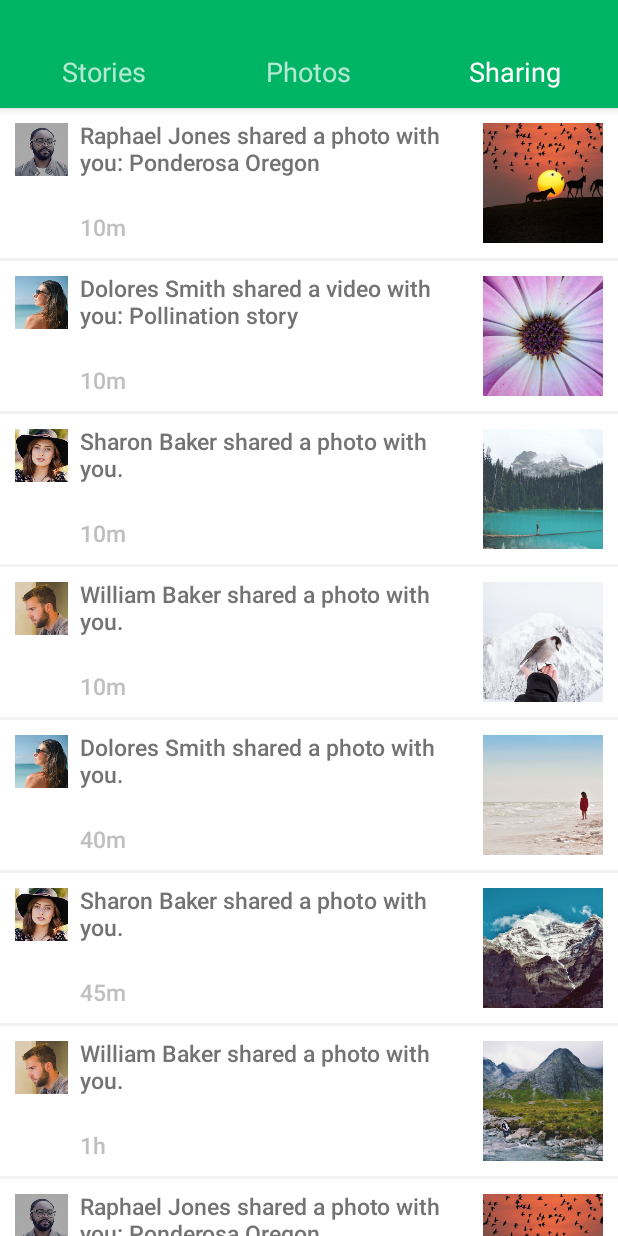
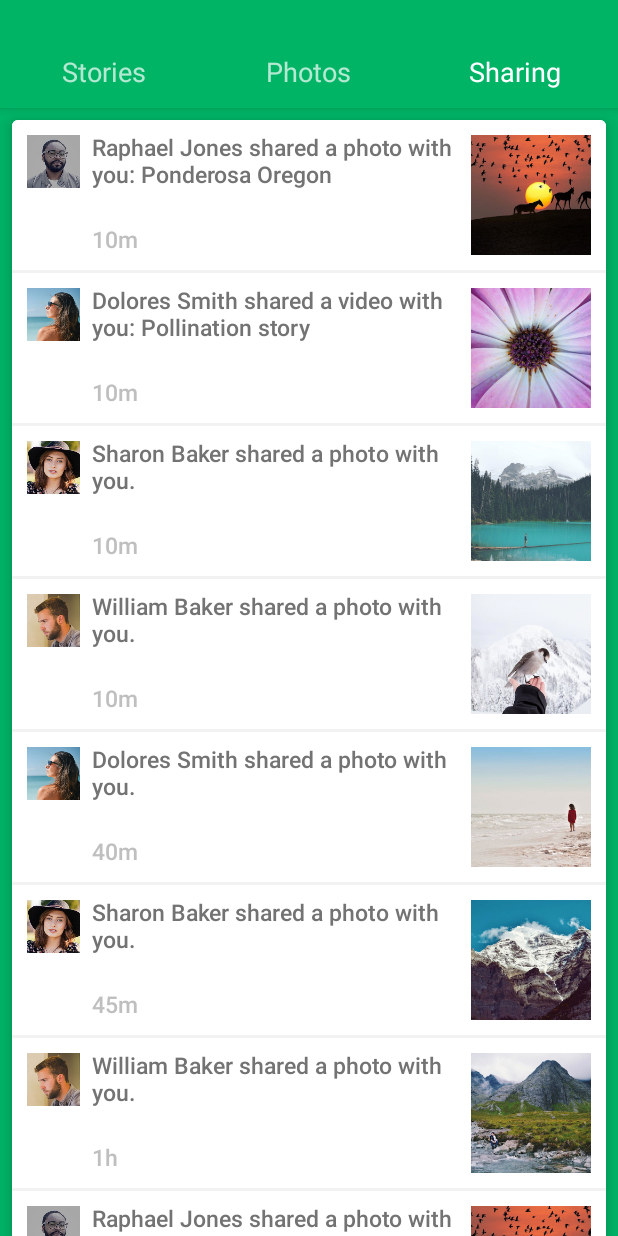
Before and after one commit to iferdelja/colored-tabs, an Android app: the screen it shows after launch (MainActivity), tab 3 chosen, on a phone screen of 412 x 824 dp. Run offline under Robolectric (Android 15) with nearby library versions, the phone set to English and light mode, and no system bars.

Commit message:
Add elevation to share list.

```diff
--- a/android/ColoredTabs/app/src/main/java/com/ivanferdelja/coloredtabs/DividerItemDecoration.java
+++ b/android/ColoredTabs/app/src/main/java/com/ivanferdelja/coloredtabs/DividerItemDecoration.java
@@ -66,10 +66,10 @@ public class DividerItemDecoration extends RecyclerView.ItemDecoration {
         final int right = parent.getWidth() - parent.getPaddingRight();
 
         final int childCount = parent.getChildCount();
-        for (int i = 0; i < childCount; i++) {
+        // !!!!! DO NOT draw decoration AFTER the last child!!!!!
+        for (int i = 0; i < childCount-1; i++) {
             final View child = parent.getChildAt(i);
-            final RecyclerView.LayoutParams params = (RecyclerView.LayoutParams) child
-                    .getLayoutParams();
+            final RecyclerView.LayoutParams params = (RecyclerView.LayoutParams) child.getLayoutParams();
             final int top = child.getBottom() + params.bottomMargin;
             final int bottom = top + mDivider.getIntrinsicHeight();
             mDivider.setBounds(left, top, right, bottom);
--- /dev/null
+++ b/android/ColoredTabs/app/src/main/java/com/ivanferdelja/coloredtabs/LinearLayoutManager.java
@@ -0,0 +1,324 @@
+/*
+ * Copyright 2015 serso aka se.solovyev
+ *
+ * Licensed under the Apache License, Version 2.0 (the "License");
+ * you may not use this file except in compliance with the License.
+ * You may obtain a copy of the License at
+ *
+ *    http://www.apache.org/licenses/LICENSE-2.0
+ *
+ * Unless required by applicable law or agreed to in writing, software
+ * distributed under the License is distributed on an "AS IS" BASIS,
+ * WITHOUT WARRANTIES OR CONDITIONS OF ANY KIND, either express or implied.
+ * See the License for the specific language governing permissions and
+ * limitations under the License.
+ *
+ * ~~~~~~~~~~~~~~~~~~~~~~~~~~~~~~~~~~~~~~~~~~~~~~~~~~~~~~~~~~~~~~~~~~~~~
+ *
+ * Contact details
+ *
+ * Email: se.solovyev@gmail.com
+ * Site:  http://se.solovyev.org
+ */
+
+package com.ivanferdelja.coloredtabs;
+
+import android.content.Context;
+import android.graphics.Rect;
+import android.support.v4.view.ViewCompat;
+import android.support.v7.widget.RecyclerView;
+import android.util.Log;
+import android.view.View;
+
+import java.lang.reflect.Field;
+
+/**
+ * {@link android.support.v7.widget.LinearLayoutManager} which wraps its content. Note that this class will always
+ * wrap the content regardless of {@link android.support.v7.widget.RecyclerView} layout parameters.
+ * <p/>
+ * Now it's impossible to run add/remove animations with child views which have arbitrary dimensions (height for
+ * VERTICAL orientation and width for HORIZONTAL). However if child views have fixed dimensions
+ * {@link #setChildSize(int)} method might be used to let the layout manager know how big they are going to be.
+ * If animations are not used at all then a normal measuring procedure will run and child views will be measured during
+ * the measure pass.
+ */
+public class LinearLayoutManager extends android.support.v7.widget.LinearLayoutManager {
+
+	private static boolean canMakeInsetsDirty = true;
+	private static Field insetsDirtyField = null;
+
+	private static final int CHILD_WIDTH = 0;
+	private static final int CHILD_HEIGHT = 1;
+	private static final int DEFAULT_CHILD_SIZE = 100;
+
+	private final int[] childDimensions = new int[2];
+	private final RecyclerView view;
+
+	private int childSize = DEFAULT_CHILD_SIZE;
+	private boolean hasChildSize;
+	private int overScrollMode = ViewCompat.OVER_SCROLL_ALWAYS;
+	private final Rect tmpRect = new Rect();
+
+	@SuppressWarnings("UnusedDeclaration")
+	public LinearLayoutManager(Context context) {
+		super(context);
+		this.view = null;
+	}
+
+	@SuppressWarnings("UnusedDeclaration")
+	public LinearLayoutManager(Context context, int orientation, boolean reverseLayout) {
+		super(context, orientation, reverseLayout);
+		this.view = null;
+	}
+
+	@SuppressWarnings("UnusedDeclaration")
+	public LinearLayoutManager(RecyclerView view) {
+		super(view.getContext());
+		this.view = view;
+		this.overScrollMode = ViewCompat.getOverScrollMode(view);
+	}
+
+	@SuppressWarnings("UnusedDeclaration")
+	public LinearLayoutManager(RecyclerView view, int orientation, boolean reverseLayout) {
+		super(view.getContext(), orientation, reverseLayout);
+		this.view = view;
+		this.overScrollMode = ViewCompat.getOverScrollMode(view);
+	}
+
+	public void setOverScrollMode(int overScrollMode) {
+		if (overScrollMode < ViewCompat.OVER_SCROLL_ALWAYS || overScrollMode > ViewCompat.OVER_SCROLL_NEVER)
+			throw new IllegalArgumentException("Unknown overscroll mode: " + overScrollMode);
+		if (this.view == null) throw new IllegalStateException("view == null");
+		this.overScrollMode = overScrollMode;
+		ViewCompat.setOverScrollMode(view, overScrollMode);
+	}
+
+	public static int makeUnspecifiedSpec() {
+		return View.MeasureSpec.makeMeasureSpec(0, View.MeasureSpec.UNSPECIFIED);
+	}
+
+	@Override
+	public void onMeasure(RecyclerView.Recycler recycler, RecyclerView.State state, int widthSpec, int heightSpec) {
+		final int widthMode = View.MeasureSpec.getMode(widthSpec);
+		final int heightMode = View.MeasureSpec.getMode(heightSpec);
+
+		final int widthSize = View.MeasureSpec.getSize(widthSpec);
+		final int heightSize = View.MeasureSpec.getSize(heightSpec);
+
+		final boolean hasWidthSize = widthMode != View.MeasureSpec.UNSPECIFIED;
+		final boolean hasHeightSize = heightMode != View.MeasureSpec.UNSPECIFIED;
+
+		final boolean exactWidth = widthMode == View.MeasureSpec.EXACTLY;
+
+		//!!!! For some reason I keep getting true here, instead i want to do the measuring myself.
+		final boolean exactHeight = false;// heightMode == View.MeasureSpec.EXACTLY;
+
+		final int unspecified = makeUnspecifiedSpec();
+
+		if (exactWidth && exactHeight) {
+			// in case of exact calculations for both dimensions let's use default "onMeasure" implementation
+			super.onMeasure(recycler, state, widthSpec, heightSpec);
+			return;
+		}
+
+		final boolean vertical = getOrientation() == VERTICAL;
+
+		initChildDimensions(widthSize, heightSize, vertical);
+
+		int width = 0;
+		int height = 0;
+
+		// it's possible to get scrap views in recycler which are bound to old (invalid) adapter entities. This
+		// happens because their invalidation happens after "onMeasure" method. As a workaround let's clear the
+		// recycler now (it should not cause any performance issues while scrolling as "onMeasure" is never
+		// called whiles scrolling)
+		recycler.clear();
+
+		final int stateItemCount = state.getItemCount();
+		final int adapterItemCount = getItemCount();
+		// adapter always contains actual data while state might contain old data (f.e. data before the animation is
+		// done). As we want to measure the view with actual data we must use data from the adapter and not from  the
+		// state
+		for (int i = 0; i < adapterItemCount; i++) {
+			if (vertical) {
+				if (!hasChildSize) {
+					if (i < stateItemCount) {
+						// we should not exceed state count, otherwise we'll get IndexOutOfBoundsException. For such items
+						// we will use previously calculated dimensions
+						measureChild(recycler, i, widthSize, unspecified, childDimensions, i == (adapterItemCount - 1));
+					} else {
+						logMeasureWarning(i);
+					}
+				}
+				height += childDimensions[CHILD_HEIGHT];
+				if (i == 0) {
+					width = childDimensions[CHILD_WIDTH];
+				}
+				if (hasHeightSize && height >= heightSize) {
+					break;
+				}
+			} else {
+				if (!hasChildSize) {
+					if (i < stateItemCount) {
+						// we should not exceed state count, otherwise we'll get IndexOutOfBoundsException. For such items
+						// we will use previously calculated dimensions
+						measureChild(recycler, i, unspecified, heightSize, childDimensions, i == (adapterItemCount - 1));
+					} else {
+						logMeasureWarning(i);
+					}
+				}
+				width += childDimensions[CHILD_WIDTH];
+				if (i == 0) {
+					height = childDimensions[CHILD_HEIGHT];
+				}
+				if (hasWidthSize && width >= widthSize) {
+					break;
+				}
+			}
+		}
+
+		if (exactWidth) {
+			width = widthSize;
+		} else {
+			width += getPaddingLeft() + getPaddingRight();
+			if (hasWidthSize) {
+				width = Math.min(width, widthSize);
+			}
+		}
+
+		if (exactHeight) {
+			height = heightSize;
+		} else {
+			height += getPaddingTop() + getPaddingBottom();
+			if (hasHeightSize) {
+				height = Math.min(height, heightSize);
+			}
+		}
+
+		setMeasuredDimension(width, height);
+
+		if (view != null && overScrollMode == ViewCompat.OVER_SCROLL_IF_CONTENT_SCROLLS) {
+			final boolean fit = (vertical && (!hasHeightSize || height < heightSize))
+					|| (!vertical && (!hasWidthSize || width < widthSize));
+
+			ViewCompat.setOverScrollMode(view, fit ? ViewCompat.OVER_SCROLL_NEVER : ViewCompat.OVER_SCROLL_ALWAYS);
+		}
+	}
+
+	private void logMeasureWarning(int child) {
+		if (BuildConfig.DEBUG) {
+			Log.w("LinearLayoutManager", "Can't measure child #" + child + ", previously used dimensions will be reused." +
+					"To remove this message either use #setChildSize() method or don't run RecyclerView animations");
+		}
+	}
+
+	private void initChildDimensions(int width, int height, boolean vertical) {
+		if (childDimensions[CHILD_WIDTH] != 0 || childDimensions[CHILD_HEIGHT] != 0) {
+			// already initialized, skipping
+			return;
+		}
+		if (vertical) {
+			childDimensions[CHILD_WIDTH] = width;
+			childDimensions[CHILD_HEIGHT] = childSize;
+		} else {
+			childDimensions[CHILD_WIDTH] = childSize;
+			childDimensions[CHILD_HEIGHT] = height;
+		}
+	}
+
+	@Override
+	public void setOrientation(int orientation) {
+		// might be called before the constructor of this class is called
+		//noinspection ConstantConditions
+		if (childDimensions != null) {
+			if (getOrientation() != orientation) {
+				childDimensions[CHILD_WIDTH] = 0;
+				childDimensions[CHILD_HEIGHT] = 0;
+			}
+		}
+		super.setOrientation(orientation);
+	}
+
+	public void clearChildSize() {
+		hasChildSize = false;
+		setChildSize(DEFAULT_CHILD_SIZE);
+	}
+
+	public void setChildSize(int childSize) {
+		hasChildSize = true;
+		if (this.childSize != childSize) {
+			this.childSize = childSize;
+			requestLayout();
+		}
+	}
+
+	private void measureChild(RecyclerView.Recycler recycler, int position, int widthSize, int heightSize,
+							  int[] dimensions, boolean isLastChild) {
+		final View child;
+		try {
+			child = recycler.getViewForPosition(position);
+		} catch (IndexOutOfBoundsException e) {
+			if (BuildConfig.DEBUG) {
+				Log.w("LinearLayoutManager", "LinearLayoutManager doesn't work well with animations. Consider switching them off", e);
+			}
+			return;
+		}
+
+		final RecyclerView.LayoutParams p = (RecyclerView.LayoutParams) child.getLayoutParams();
+
+		final int hPadding = getPaddingLeft() + getPaddingRight();
+		final int vPadding = getPaddingTop() + getPaddingBottom();
+
+		final int hMargin = p.leftMargin + p.rightMargin;
+		final int vMargin = p.topMargin + p.bottomMargin;
+
+		// we must make insets dirty in order calculateItemDecorationsForChild to work
+		makeInsetsDirty(p);
+		// this method should be called before any getXxxDecorationXxx() methods
+		calculateItemDecorationsForChild(child, tmpRect);
+
+		final int hDecoration = getRightDecorationWidth(child) + getLeftDecorationWidth(child);
+		int vDecoration = getTopDecorationHeight(child) + getBottomDecorationHeight(child);
+
+		// !!!!!! DO NOT MEASURE bottom decoration for LAST CHILD !!!!!
+		if (isLastChild) {
+			vDecoration = getTopDecorationHeight(child);
+		}
+
+		final int childWidthSpec = getChildMeasureSpec(widthSize, hPadding + hMargin + hDecoration, p.width, canScrollHorizontally());
+		final int childHeightSpec = getChildMeasureSpec(heightSize, vPadding + vMargin + vDecoration, p.height, canScrollVertically());
+
+		child.measure(childWidthSpec, childHeightSpec);
+
+		dimensions[CHILD_WIDTH] = getDecoratedMeasuredWidth(child) + p.leftMargin + p.rightMargin;
+		dimensions[CHILD_HEIGHT] = getDecoratedMeasuredHeight(child) + p.bottomMargin + p.topMargin;
+
+		// as view is recycled let's not keep old measured values
+		makeInsetsDirty(p);
+		recycler.recycleView(child);
+	}
+
+	private static void makeInsetsDirty(RecyclerView.LayoutParams p) {
+		if (!canMakeInsetsDirty) {
+			return;
+		}
+		try {
+			if (insetsDirtyField == null) {
+				insetsDirtyField = RecyclerView.LayoutParams.class.getDeclaredField("mInsetsDirty");
+				insetsDirtyField.setAccessible(true);
+			}
+			insetsDirtyField.set(p, true);
+		} catch (NoSuchFieldException e) {
+			onMakeInsertDirtyFailed();
+		} catch (IllegalAccessException e) {
+			onMakeInsertDirtyFailed();
+		}
+	}
+
+	private static void onMakeInsertDirtyFailed() {
+		canMakeInsetsDirty = false;
+		if (BuildConfig.DEBUG) {
+			Log.w("LinearLayoutManager", "Can't make LayoutParams insets dirty, decorations measurements might be incorrect");
+		}
+	}
+}
--- a/android/ColoredTabs/app/src/main/java/com/ivanferdelja/coloredtabs/ShareFragment.java
+++ b/android/ColoredTabs/app/src/main/java/com/ivanferdelja/coloredtabs/ShareFragment.java
@@ -2,7 +2,6 @@ package com.ivanferdelja.coloredtabs;
 
 import android.os.Bundle;
 import android.support.v4.app.Fragment;
-import android.support.v7.widget.LinearLayoutManager;
 import android.support.v7.widget.RecyclerView;
 import android.view.LayoutInflater;
 import android.view.View;
@@ -14,18 +13,21 @@ import java.util.List;
 public class ShareFragment extends Fragment {
 
     RecyclerView recyclerView;
-    RecyclerView.LayoutManager layoutManager;
+    LinearLayoutManager layoutManager;
     ShareAdapter shareAdapter;
 
     @Override
     public View onCreateView(LayoutInflater inflater, ViewGroup container, Bundle savedInstanceState) {
         final View view = inflater.inflate(R.layout.fragment_share, container, false);
         recyclerView = (RecyclerView) view.findViewById(R.id.share_recycler_view);
-        recyclerView.setHasFixedSize(true);
+        recyclerView.setHasFixedSize(false);
+
+        // Problem with LinearLayoutManager - does not wrap its content
+        // https://code.google.com/p/android/issues/detail?id=74772
+        layoutManager = new LinearLayoutManager(getContext(), LinearLayoutManager.VERTICAL, false);
+        layoutManager.setChildSize(getResources().getDimensionPixelSize(R.dimen.share_item_height));
+        recyclerView.setLayoutManager(layoutManager);
         recyclerView.addItemDecoration(new DividerItemDecoration(getContext(), DividerItemDecoration.VERTICAL_LIST));
-
-        layoutManager = new LinearLayoutManager(getContext());
-        recyclerView.setLayoutManager(layoutManager);
 
         shareAdapter = new ShareAdapter(buildDummyShareItems());
         recyclerView.setAdapter(shareAdapter);
--- a/android/ColoredTabs/app/src/main/res/drawable/fragment_item_background.xml
+++ b/android/ColoredTabs/app/src/main/res/drawable/fragment_item_background.xml
@@ -1,3 +1,6 @@
 <?xml version="1.0" encoding="utf-8"?>
 <inset xmlns:android="http://schemas.android.com/apk/res/android" android:drawable="@drawable/fragment_item_inner_background"
-    android:inset="@dimen/fragment_item_inset"/>
+    android:insetTop="@dimen/fragment_item_inset"
+       android:insetRight="@dimen/fragment_item_inset"
+       android:insetLeft="@dimen/fragment_item_inset"
+       android:insetBottom="@dimen/fragment_bottom_padding"/>
--- a/android/ColoredTabs/app/src/main/res/drawable/fragment_item_inner_background.xml
+++ b/android/ColoredTabs/app/src/main/res/drawable/fragment_item_inner_background.xml
@@ -1,5 +1,5 @@
 <?xml version="1.0" encoding="utf-8"?>
 <shape xmlns:android="http://schemas.android.com/apk/res/android" android:shape="rectangle">
     <solid android:color="@android:color/white"/>
-    <corners android:radius="2dp"/>
+    <corners android:radius="4dp"/>
 </shape>
--- a/android/ColoredTabs/app/src/main/res/layout/fragment_share.xml
+++ b/android/ColoredTabs/app/src/main/res/layout/fragment_share.xml
@@ -1,11 +1,10 @@
-<android.support.v7.widget.RecyclerView android:id="@+id/share_recycler_view"
-                                        xmlns:android="http://schemas.android.com/apk/res/android"
-                                        xmlns:app="http://schemas.android.com/apk/res-auto"
-                                        android:layout_width="match_parent"
-                                        android:layout_height="match_parent"
-                                        android:clipToPadding="false"
-                                        android:paddingBottom="@dimen/fragment_bottom_padding"
-                                        android:listDivider="@drawable/divider"
-
+<android.support.v7.widget.RecyclerView
+    android:id="@+id/share_recycler_view"
+    xmlns:android="http://schemas.android.com/apk/res/android"
+    android:layout_width="match_parent"
+    android:layout_height="wrap_content"
+    android:background="@drawable/fragment_item_background"
+    android:clipToPadding="false"
+    android:elevation="6dp"
 
     />
--- a/android/ColoredTabs/app/src/main/res/values/dimens.xml
+++ b/android/ColoredTabs/app/src/main/res/values/dimens.xml
@@ -6,7 +6,7 @@
     <dimen name="share_item_author_image_dim">35dp</dimen>
     <dimen name="share_item_image_dim">80dp</dimen>
     <dimen name="share_stream_divider_height">1dp</dimen>
-    <dimen name="fragment_item_inset">10dp</dimen>
+    <dimen name="fragment_item_inset">8dp</dimen>
     <dimen name="tabbar_elevation">8dp</dimen>
     <dimen name="fragment_padding">8dp</dimen>
     <dimen name="fragment_bottom_padding">56dp</dimen> <!-- Navbar height 48dp + 8dp for content -->
--- a/android/ColoredTabs/app/src/main/res/values/styles.xml
+++ b/android/ColoredTabs/app/src/main/res/values/styles.xml
@@ -61,7 +61,7 @@
         <item name="android:layout_width">match_parent</item>
         <item name="android:layout_height">@dimen/share_item_height</item>
         <item name="android:padding">10dp</item>
-        <item name="android:background">@android:color/white</item>
+        <item name="android:background">@drawable/fragment_item_inner_background</item>
         <item name="android:foreground">@drawable/ripple</item>
         <item name="android:clickable">true</item>
     </style>
```
